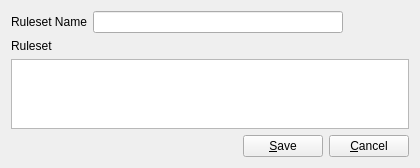
Old version of the form formdlgruleset.ui in the repository newey499/qiptables.
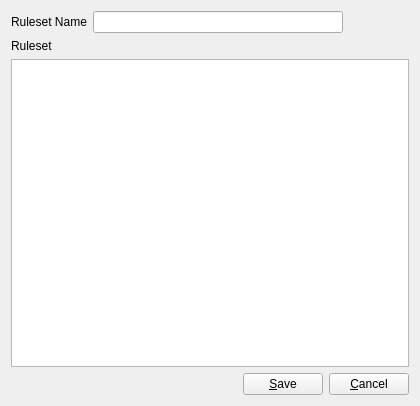
New version of the form.

```diff
--- a/formdlgruleset.ui
+++ b/formdlgruleset.ui
@@ -7,7 +7,7 @@
     <x>0</x>
     <y>0</y>
     <width>420</width>
-    <height>155</height>
+    <height>406</height>
    </rect>
   </property>
   <property name="windowTitle">
```
